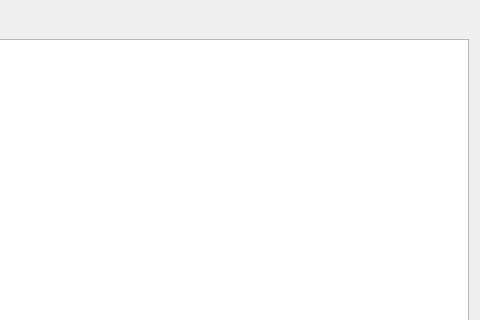
Before: the Qt Designer form allinone/ui/historycontractform.ui in xclxxl414/bftrader, drawn with Qt 5; both pictures show x 238 to 718 and y 0 to 320 of the 718 by 522 pixel window.
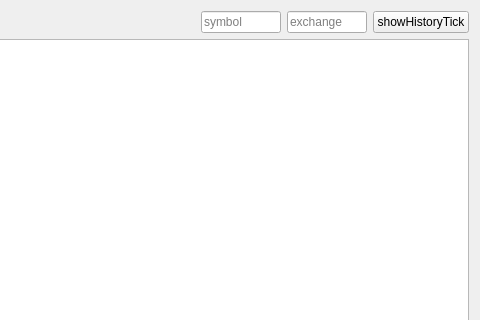
After: the same form once the commit is applied.

```diff
--- a/allinone/ui/historycontractform.ui
+++ b/allinone/ui/historycontractform.ui
@@ -36,6 +36,57 @@
        </property>
       </spacer>
      </item>
+     <item>
+      <widget class="QLineEdit" name="lineEditExchange">
+       <property name="minimumSize">
+        <size>
+         <width>80</width>
+         <height>0</height>
+        </size>
+       </property>
+       <property name="maximumSize">
+        <size>
+         <width>80</width>
+         <height>16777215</height>
+        </size>
+       </property>
+       <property name="readOnly">
+        <bool>true</bool>
+       </property>
+       <property name="placeholderText">
+        <string>symbol</string>
+       </property>
+      </widget>
+     </item>
+     <item>
+      <widget class="QLineEdit" name="lineEditSymbol">
+       <property name="minimumSize">
+        <size>
+         <width>80</width>
+         <height>0</height>
+        </size>
+       </property>
+       <property name="maximumSize">
+        <size>
+         <width>80</width>
+         <height>16777215</height>
+        </size>
+       </property>
+       <property name="readOnly">
+        <bool>true</bool>
+       </property>
+       <property name="placeholderText">
+        <string>exchange</string>
+       </property>
+      </widget>
+     </item>
+     <item>
+      <widget class="QPushButton" name="pushButtonTick">
+       <property name="text">
+        <string>showHistoryTick</string>
+       </property>
+      </widget>
+     </item>
     </layout>
    </item>
    <item>
```
